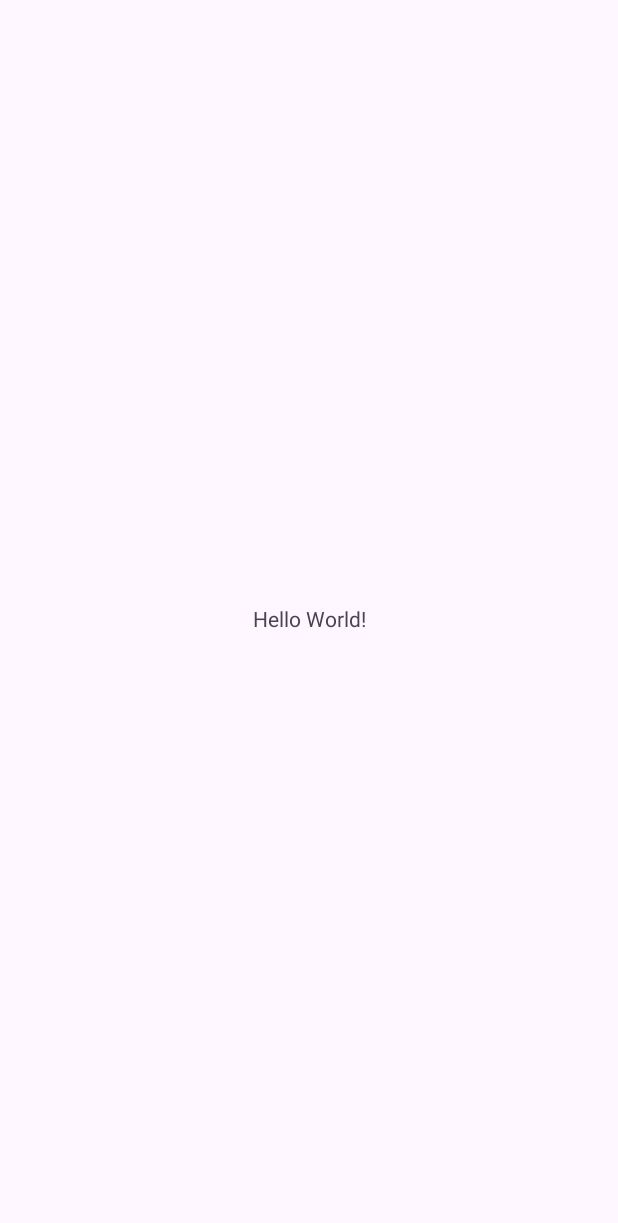
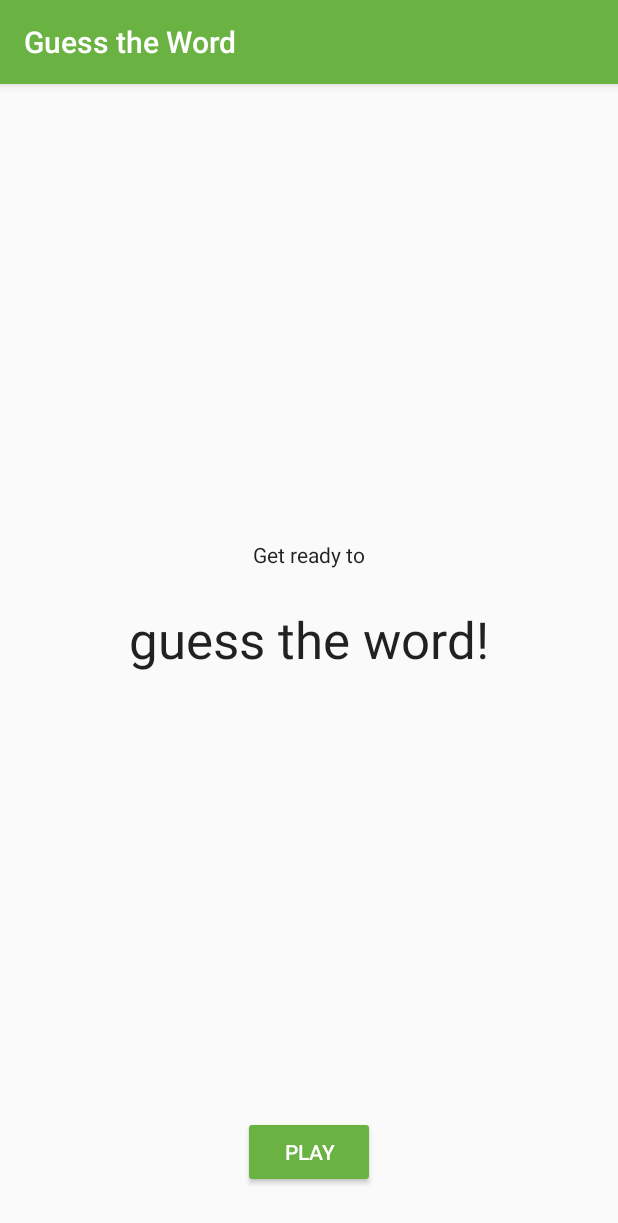
Before and after one commit to happyDevelp/Guess-It, an Android app: the screen it shows after launch (MainActivity), on a phone screen of 412 x 824 dp. Before the commit the part shown is almost empty. Shown: the top 1223 px of the screen. Run offline under Robolectric (Android 15) with nearby library versions, the phone set to English and light mode, and no system bars; our stand-ins replace data binding, navigation-ui.

Commit message:
Main code is added

```diff
--- a/app/src/main/java/com/example/guessit/MainActivity.kt
+++ b/app/src/main/java/com/example/guessit/MainActivity.kt
@@ -4,12 +4,14 @@ import androidx.appcompat.app.AppCompatActivity
 import android.os.Bundle
 import androidx.navigation.findNavController
 import androidx.navigation.ui.NavigationUI
+import com.example.guessit.databinding.ActivityMainBinding
+
 
 class MainActivity : AppCompatActivity() {
+    private lateinit var binding: ActivityMainBinding
     override fun onCreate(savedInstanceState: Bundle?) {
         super.onCreate(savedInstanceState)
-        setContentView(R.layout.activity_main)
-
-
+        binding = ActivityMainBinding.inflate(layoutInflater)
+        setContentView(binding.root)
     }
 }
--- /dev/null
+++ b/app/src/main/java/com/example/guessit/screens/title/TitleFragment.kt
@@ -0,0 +1,32 @@
+package com.example.guessit.screens.title
+
+import android.icu.text.CaseMap.Title
+import android.os.Bundle
+import androidx.fragment.app.Fragment
+import android.view.LayoutInflater
+import android.view.View
+import android.view.ViewGroup
+import androidx.navigation.fragment.findNavController
+import com.example.guessit.R
+import com.example.guessit.databinding.TitleFragmentBinding
+
+class TitleFragment : Fragment() {
+    private lateinit var binding: TitleFragmentBinding
+    override fun onCreateView(
+        inflater: LayoutInflater, container: ViewGroup?,
+        savedInstanceState: Bundle?
+    ): View {
+        // Inflate the layout for this fragment
+        binding = TitleFragmentBinding.inflate(inflater, container, false)
+        return binding.root
+    }
+
+    override fun onViewCreated(view: View, savedInstanceState: Bundle?) {
+        super.onViewCreated(view, savedInstanceState)
+
+        binding.playGameButton.setOnClickListener {//R.id.action_titleFragment_to_gameFragment
+            findNavController().navigate(TitleFragmentDirections.actionTitleToGame())
+        }
+
+    }
+}
--- a/app/src/main/res/layout/activity_main.xml
+++ b/app/src/main/res/layout/activity_main.xml
@@ -1,18 +1,17 @@
 <?xml version="1.0" encoding="utf-8"?>
-<androidx.constraintlayout.widget.ConstraintLayout xmlns:android="http://schemas.android.com/apk/res/android"
+<FrameLayout xmlns:android="http://schemas.android.com/apk/res/android"
     xmlns:app="http://schemas.android.com/apk/res-auto"
     xmlns:tools="http://schemas.android.com/tools"
+    android:id="@+id/container"
     android:layout_width="match_parent"
     android:layout_height="match_parent"
     tools:context=".MainActivity">
 
-    <TextView
-        android:layout_width="wrap_content"
-        android:layout_height="wrap_content"
-        android:text="Hello World!"
-        app:layout_constraintBottom_toBottomOf="parent"
-        app:layout_constraintEnd_toEndOf="parent"
-        app:layout_constraintStart_toStartOf="parent"
-        app:layout_constraintTop_toTopOf="parent" />
-
-</androidx.constraintlayout.widget.ConstraintLayout>
+    <fragment
+        android:id="@+id/nav_host_fragment"
+        android:name="androidx.navigation.fragment.NavHostFragment"
+        android:layout_width="match_parent"
+        android:layout_height="match_parent"
+        app:defaultNavHost="true"
+        app:navGraph="@navigation/main_navigation" />
+</FrameLayout>
--- /dev/null
+++ b/app/src/main/res/layout/title_fragment.xml
@@ -0,0 +1,62 @@
+<?xml version="1.0" encoding="utf-8"?>
+<layout xmlns:android="http://schemas.android.com/apk/res/android"
+    xmlns:app="http://schemas.android.com/apk/res-auto"
+    xmlns:tools="http://schemas.android.com/tools">
+
+    <androidx.constraintlayout.widget.ConstraintLayout
+        android:id="@+id/title_layout"
+        android:layout_width="match_parent"
+        android:layout_height="match_parent"
+        tools:context=".screens.title.TitleFragment">
+
+
+        <TextView
+            android:id="@+id/get_ready_text"
+            android:layout_width="wrap_content"
+            android:layout_height="wrap_content"
+            android:layout_marginTop="8dp"
+            android:layout_marginBottom="8dp"
+            android:fontFamily="sans-serif"
+            android:text="@string/get_ready"
+            android:textColor="@color/black_text_color"
+            android:textSize="14sp"
+            android:textStyle="normal"
+            app:layout_constraintBottom_toTopOf="@+id/title_text"
+            app:layout_constraintEnd_toEndOf="parent"
+            app:layout_constraintHorizontal_bias="0.5"
+            app:layout_constraintStart_toStartOf="parent"
+            app:layout_constraintTop_toTopOf="parent"
+            app:layout_constraintVertical_chainStyle="packed" />
+
+        <TextView
+            android:id="@+id/title_text"
+            android:layout_width="wrap_content"
+            android:layout_height="wrap_content"
+            android:layout_marginTop="16dp"
+            android:fontFamily="sans-serif"
+            android:text="@string/title_text"
+            android:textColor="@color/black_text_color"
+            android:textSize="34sp"
+            android:textStyle="normal"
+            app:layout_constraintBottom_toTopOf="@+id/play_game_button"
+            app:layout_constraintEnd_toEndOf="parent"
+            app:layout_constraintHorizontal_bias="0.5"
+            app:layout_constraintStart_toStartOf="parent"
+            app:layout_constraintTop_toBottomOf="@+id/get_ready_text"
+            app:layout_constraintVertical_chainStyle="packed" />
+
+        <Button
+            android:id="@+id/play_game_button"
+            android:layout_width="wrap_content"
+            android:layout_height="wrap_content"
+            android:layout_marginBottom="32dp"
+            android:text="@string/play_button"
+            android:theme="@style/GoButton"
+            app:layout_constraintBottom_toBottomOf="parent"
+            app:layout_constraintEnd_toEndOf="parent"
+            app:layout_constraintStart_toStartOf="parent" />
+
+
+    </androidx.constraintlayout.widget.ConstraintLayout>
+
+</layout>
--- /dev/null
+++ b/app/src/main/res/navigation/main_navigation.xml
@@ -0,0 +1,38 @@
+<?xml version="1.0" encoding="utf-8"?>
+<navigation xmlns:android="http://schemas.android.com/apk/res/android"
+    xmlns:app="http://schemas.android.com/apk/res-auto"
+    xmlns:tools="http://schemas.android.com/tools"
+    android:id="@+id/main_navigation"
+    app:startDestination="@id/title_destination">
+
+    <fragment
+        android:id="@+id/title_destination"
+        android:name="com.example.guessit.screens.title.TitleFragment"
+        android:label="TitleFragment"
+        tools:layout="@layout/title_fragment">
+        <action
+            android:id="@+id/action_title_to_game"
+            app:destination="@id/game_destination" />
+    </fragment>
+    <fragment
+        android:id="@+id/game_destination"
+        android:name="com.example.guessit.screens.game.GameFragment"
+        android:label="GameFragment"
+        tools:layout="@layout/game_fragment">
+        <action
+            android:id="@+id/action_game_to_score"
+            app:destination="@id/score_destination" />
+    </fragment>
+    <fragment
+        android:id="@+id/score_destination"
+        android:name="com.example.guessit.screens.score.ScoreFragment"
+        android:label="ScoreFragment"
+        tools:layout="@layout/score_fragment">
+        <action
+            android:id="@+id/action_restart"
+            app:destination="@id/game_destination" />
+        <argument
+            android:name="score"
+            app:argType="integer" />
+    </fragment>
+</navigation>
--- a/app/src/main/res/values/colors.xml
+++ b/app/src/main/res/values/colors.xml
@@ -1,5 +1,14 @@
 <?xml version="1.0" encoding="utf-8"?>
 <resources>
-    <color name="black">#FF000000</color>
-    <color name="white">#FFFFFFFF</color>
+    <color name="colorPrimary">#6ab343</color>
+    <color name="colorPrimaryDark">#388310</color>
+    <color name="colorAccent">#D81B60</color>
+    <color name="ok_green_color">#6ab343</color>
+    <color name="selected_green_color">#388310</color>
+    <color name="skip_red_color">#f44336</color>
+    <color name="selected_red_color">#ba000d</color>
+    <color name="black_text_color">#de000000</color>
+    <color name="grey_text_color">#99000000</color>
+    <color name="grey_button_color">#606060</color>
+    <color name="white_text_color">#ffffff</color>
 </resources>
--- a/app/src/main/res/values/themes.xml
+++ b/app/src/main/res/values/themes.xml
@@ -1,9 +1,24 @@
 <resources xmlns:tools="http://schemas.android.com/tools">
     <!-- Base application theme. -->
-    <style name="Base.Theme.GuessIt" parent="Theme.Material3.DayNight.NoActionBar">
-        <!-- Customize your light theme here. -->
-        <!-- <item name="colorPrimary">@color/my_light_primary</item> -->
+    <style name="Base.Theme.GuessIt" parent="Theme.AppCompat.Light.DarkActionBar">
+        <item name="colorPrimary">@color/colorPrimary</item>
+        <item name="colorPrimaryDark">@color/colorPrimaryDark</item>
+        <item name="colorAccent">@color/colorAccent</item>
     </style>
 
     <style name="Theme.GuessIt" parent="Base.Theme.GuessIt" />
+
+    <style name="GoButton" parent="Widget.AppCompat.Button.Colored">
+        <item name="colorButtonNormal">@color/ok_green_color</item>
+        <item name="colorControlHighlight">@color/selected_green_color</item>
+        <item name="android:textColor">@color/white_text_color</item>
+        <item name="colorAccent">@color/selected_green_color</item>
+    </style>
+
+    <style name="SkipButton" parent="Widget.AppCompat.Button.Colored">
+        <item name="android:buttonStyle">@style/Widget.AppCompat.Button.Borderless.Colored</item>
+        <item name="android:textColor">@color/grey_button_color</item>
+        <item name="colorControlHighlight">@color/skip_red_color</item>
+    </style>
+
 </resources>
```
Also changed, not shown: app/build.gradle.kts (+11 -2 lines), app/src/main/java/com/example/guessit/screens/game/GameFragment.kt (added, +127 -0 lines), app/src/main/java/com/example/guessit/screens/score/ScoreFragment.kt (added, +35 -0 lines), app/src/main/res/layout/game_fragment.xml (added, +113 -0 lines), app/src/main/res/layout/score_fragment.xml (added, +62 -0 lines), app/src/main/res/values/strings.xml (+13 -1 lines), build.gradle.kts (+7 -0 lines).
